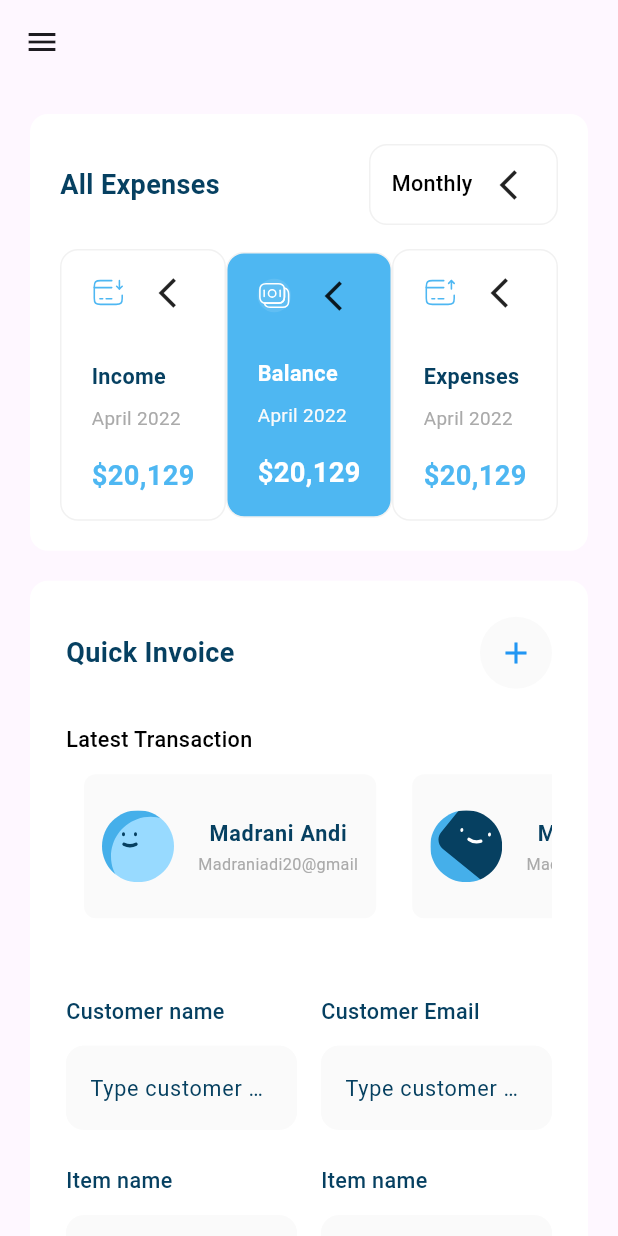
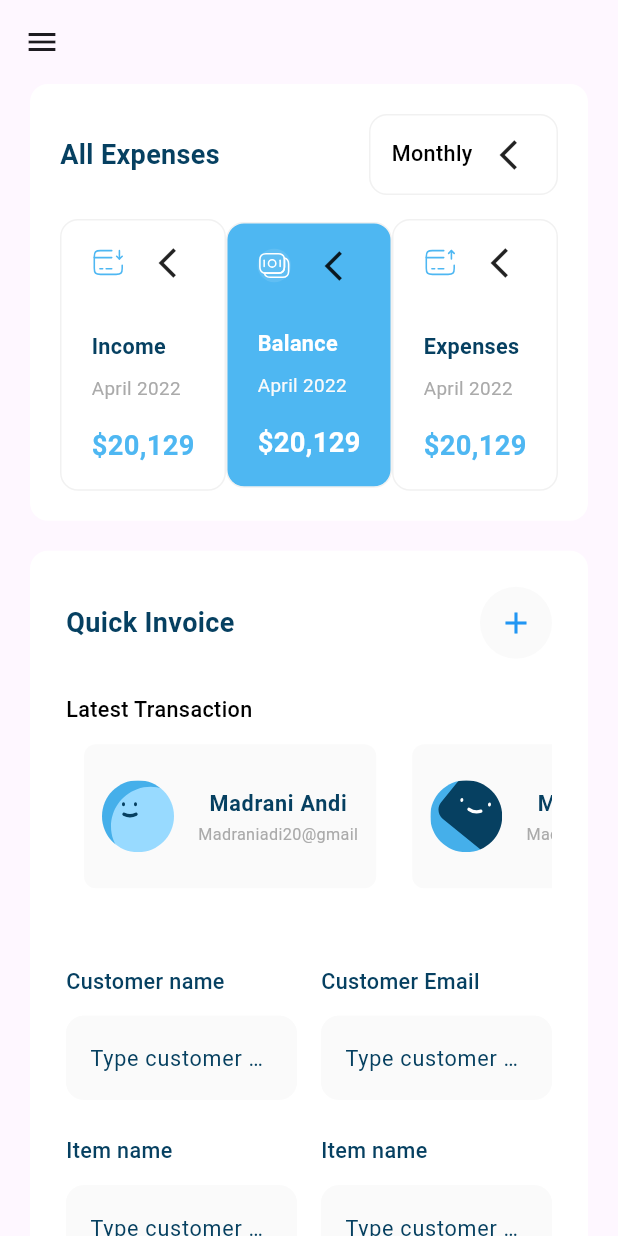
Before and after one commit to MahmoudElgaml/admin_dashboard, a Flutter app: the screen it shows after launch, after a tap on "Balance", on a phone screen of 412 x 824 dp. Run offline on Flutter 3.47's test engine with Material 3 defaults, Android fonts, the phone set to English and light mode, and no system bars; our stand-ins replace device_preview, expandable_page_view, fl_chart, flutter_svg; Roboto replaces fonts that are missing (Montserrat).

Commit message:
finish the Project

```diff
--- a/lib/main.dart
+++ b/lib/main.dart
@@ -1,11 +1,11 @@
 import 'package:device_preview/device_preview.dart';
-import 'package:flutter/foundation.dart';
 import 'package:flutter/material.dart';
 import 'package:res_adap/views/admin_dashboard_view.dart';
 
 void main() {
   runApp(
     DevicePreview(
+
       enabled:  true,
         builder:(context)=> const MyApp()), // Wrap your app
 
@@ -23,7 +23,7 @@ class MyApp extends StatelessWidget {
       locale: DevicePreview.locale(context),
       builder: DevicePreview.appBuilder,
       debugShowCheckedModeBanner: false,
-      home: AdminDashBoardView(),
+      home: const AdminDashBoardView(),
     );
   }
 }
--- a/lib/views/tablet_layout.dart
+++ b/lib/views/tablet_layout.dart
@@ -2,13 +2,8 @@ import 'package:flutter/cupertino.dart';
 import 'package:flutter/material.dart';
 import 'package:flutter/widgets.dart';
 import 'package:res_adap/widgets/drawer_widgets/drawer_body.dart';
-import 'package:res_adap/widgets/income_section/income_section_body.dart';
-import 'package:res_adap/widgets/middle_wiget.dart';
 import 'package:res_adap/widgets/mobile_layout.dart';
-import 'package:res_adap/widgets/my_card_section.dart';
-import 'package:res_adap/widgets/mycard_body/dotindicator_list.dart';
 
-import '../widgets/mycard_body/my_card_body.dart';
 
 class TabletLayout extends StatelessWidget {
   const TabletLayout({super.key});
@@ -16,6 +11,7 @@ class TabletLayout extends StatelessWidget {
   @override
   Widget build(BuildContext context) {
     return const Row(
+    //  crossAxisAlignment: CrossAxisAlignment.start,
       children: [
         Expanded(child: DrawerBody()),
         Expanded(
--- a/lib/widgets/all_expensive_widgets/all_expensive_body.dart
+++ b/lib/widgets/all_expensive_widgets/all_expensive_body.dart
@@ -7,7 +7,7 @@ import 'package:res_adap/widgets/custome_contanier.dart';
 import 'all_expensive_header.dart';
 
 class AllExpensiveBody extends StatefulWidget {
-  AllExpensiveBody({super.key});
+  const AllExpensiveBody({super.key});
 
   static const List<AllExpensiveItemModel> items = [
     AllExpensiveItemModel(
@@ -37,7 +37,7 @@ class _AllExpensiveBodyState extends State<AllExpensiveBody> {
   @override
   Widget build(BuildContext context) {
     return Padding(
-      padding: const EdgeInsets.all(20.0),
+      padding: const EdgeInsets.only(left: 20.0,right: 20,bottom: 20),
       child: CostumeContainer(
         padding: 20,
         child: Column(
--- a/lib/widgets/all_expensive_widgets/all_expensive_item.dart
+++ b/lib/widgets/all_expensive_widgets/all_expensive_item.dart
@@ -25,12 +25,17 @@ class AllExpensiveItemInActive extends StatelessWidget {
             AllExpensiveItemHeader(
               image: itemModel.image,
             ),
+
+
             const SizedBox(
               height: 34,
             ),
-            Text(
-              itemModel.title,
-              style: AppStyle.styleSemiBold16(context),
+            FittedBox(
+              fit: BoxFit.scaleDown,
+              child: Text(
+                itemModel.title,
+                style: AppStyle.styleSemiBold16(context),
+              ),
             ),
             const SizedBox(
               height: 8,
@@ -62,6 +67,8 @@ class AllExpensiveItemActive extends StatelessWidget {
   @override
   Widget build(BuildContext context) {
     return Container(
+
+
         padding: const EdgeInsets.symmetric(horizontal: 20, vertical: 16),
         decoration: ShapeDecoration(
           color: const Color(0xFF4EB7F2),
@@ -80,9 +87,12 @@ class AllExpensiveItemActive extends StatelessWidget {
             const SizedBox(
               height: 30,
             ),
-            Text(
-              itemModel.title,
-              style: AppStyle.styleSemiBold16(context).copyWith(color: Colors.white),
+            FittedBox(
+              fit: BoxFit.scaleDown,
+              child: Text(
+                itemModel.title,
+                style: AppStyle.styleSemiBold16(context).copyWith(color: Colors.white),
+              ),
             ),
             const SizedBox(
               height: 8,
--- a/lib/widgets/desktop_layout.dart
+++ b/lib/widgets/desktop_layout.dart
@@ -1,16 +1,7 @@
-import 'package:flutter/cupertino.dart';
 import 'package:flutter/material.dart';
-import 'package:flutter/widgets.dart';
-import 'package:res_adap/widgets/all_expensive_widgets/all_expensive_body.dart';
-import 'package:res_adap/widgets/custome_contanier.dart';
 import 'package:res_adap/widgets/drawer_widgets/drawer_body.dart';
-import 'package:res_adap/widgets/income_section/income_section_body.dart';
 import 'package:res_adap/widgets/middle_wiget.dart';
-import 'package:res_adap/widgets/my_card_section.dart';
-import 'package:res_adap/widgets/mycard_body/my_card_body.dart';
-import 'package:res_adap/widgets/quick_invoice_widgets/quick_invoice_body.dart';
 import 'package:res_adap/widgets/right_widgets.dart';
-import 'package:res_adap/widgets/transaction_history/transaction_history_body.dart';
 
 class DesktopLayout extends StatelessWidget {
   const DesktopLayout({super.key});
@@ -19,7 +10,8 @@ class DesktopLayout extends StatelessWidget {
   Widget build(BuildContext context) {
     return Container(
       color: Colors.white60,
-      child: const Row(
+      child:  const Row(
+        crossAxisAlignment: CrossAxisAlignment.start,
         children: [
            Expanded(
             child: DrawerBody(),
@@ -27,7 +19,10 @@ class DesktopLayout extends StatelessWidget {
           Expanded(
               flex: 5,
               child: SingleChildScrollView(
+                child: Padding(
+                  padding: EdgeInsets.only(top:20.0),
                   child: Row(
+                    crossAxisAlignment: CrossAxisAlignment.start,
                     children: [
                       Expanded(
                         flex: 3,
@@ -39,6 +34,7 @@ class DesktopLayout extends StatelessWidget {
                       )
                     ],
                   ),
+                ),
               ))
         ],
       ),
--- a/lib/widgets/drawer_widgets/drawer_body.dart
+++ b/lib/widgets/drawer_widgets/drawer_body.dart
@@ -13,21 +13,31 @@ class DrawerBody extends StatelessWidget {
   Widget build(BuildContext context) {
     return Container(
       color: Colors.white,
-      child: const SingleChildScrollView(
-        child: Column(
-          children: [
-            UserInfo(
+      child: const CustomScrollView(
+
+          slivers: [
+        SliverToBoxAdapter(
+          child: UserInfo(
             user: UserModel(
                 name: "Madrani Andi",
                 email: "Madraniadi20@gmail",
                 image: Assets.imagesAvatar2),
           ),
-            SizedBox(
+        ),
+        SliverToBoxAdapter(
+          child: SizedBox(
             height: 8,
           ),
+        ),
         DrawerItemList(),
-            SizedBox(
-              height: 48,
+        SliverFillRemaining(
+          hasScrollBody: false,
+          child: Column(
+            children: [
+              Expanded(
+                child: SizedBox(
+                  height: 40,
+                ),
               ),
               DrawerItem(
                 isActive: false,
@@ -45,6 +55,8 @@ class DrawerBody extends StatelessWidget {
             ],
           ),
         ),
+
+      ]),
     );
   }
 }
--- a/lib/widgets/drawer_widgets/drawer_item_list.dart
+++ b/lib/widgets/drawer_widgets/drawer_item_list.dart
@@ -23,7 +23,7 @@ class _DrawerItemListState extends State<DrawerItemList> {
 
   @override
   Widget build(BuildContext context) {
-    return ListView.builder(
+    return SliverList.builder(
       itemBuilder: (context, index) =>
           InkWell(
             onTap: () {
@@ -37,7 +37,7 @@ class _DrawerItemListState extends State<DrawerItemList> {
               isActive:selectedIndex==index,
             ),
           ),
-      shrinkWrap: true,
+
       itemCount: items.length,
     );
   }
--- a/lib/widgets/drawer_widgets/user_info.dart
+++ b/lib/widgets/drawer_widgets/user_info.dart
@@ -1,6 +1,5 @@
 import 'package:flutter/material.dart';
 import 'package:flutter_svg/flutter_svg.dart';
-import 'package:res_adap/generated/assets.dart';
 import 'package:res_adap/model/user_info_model.dart';
 import 'package:res_adap/utils/styles.dart';
 
--- a/lib/widgets/income_section/income_headr.dart
+++ b/lib/widgets/income_section/income_headr.dart
@@ -28,10 +28,10 @@ class IncomeHeader extends StatelessWidget {
                 "Monthly",
                 style: AppStyle.styleMedium16(context),
               ),
-              SizedBox(
+              const SizedBox(
                 width: 18,
               ),
-              Icon(Icons.arrow_back_ios_new)
+              const Icon(Icons.arrow_back_ios_new)
             ],
           ),
         ),
--- a/lib/widgets/income_section/income_section_body.dart
+++ b/lib/widgets/income_section/income_section_body.dart
@@ -1,4 +1,3 @@
-import 'package:fl_chart/fl_chart.dart';
 import 'package:flutter/cupertino.dart';
 import 'package:flutter/material.dart';
 import 'package:flutter/widgets.dart';
--- a/lib/widgets/middle_wiget.dart
+++ b/lib/widgets/middle_wiget.dart
@@ -7,10 +7,11 @@ class MiddleWidget extends StatelessWidget {
 
   @override
   Widget build(BuildContext context) {
-    return  Column(
+    return  const Column(
+     mainAxisAlignment: MainAxisAlignment.start,
       children: [
         AllExpensiveBody(),
-        const QuickInvoiceBody(),
+        QuickInvoiceBody(),
       ],
     );
   }
--- a/lib/widgets/my_card_section.dart
+++ b/lib/widgets/my_card_section.dart
@@ -9,7 +9,7 @@ class MyCardSection extends StatelessWidget {
 
   @override
   Widget build(BuildContext context) {
-    return CostumeContainer(
+    return const CostumeContainer(
       padding: 24,
       child: Column(
         children: [
--- a/lib/widgets/mycard_body/my_card_body.dart
+++ b/lib/widgets/mycard_body/my_card_body.dart
@@ -1,11 +1,7 @@
 import 'package:flutter/material.dart';
-import 'package:res_adap/model/card_model.dart';
 import 'package:res_adap/utils/styles.dart';
-import 'package:res_adap/widgets/custome_contanier.dart';
 import 'package:res_adap/widgets/mycard_body/card_pageview.dart';
-import 'package:res_adap/widgets/mycard_body/dot_indicator.dart';
 import 'package:res_adap/widgets/mycard_body/dotindicator_list.dart';
-import 'package:res_adap/widgets/mycard_body/the_card.dart';
 
 class MyCardBody extends StatefulWidget {
   const MyCardBody({super.key});
@@ -46,7 +42,7 @@ class _MyCardBodyState extends State<MyCardBody> {
           height: 20,
         ),
         CardPageView(pageController: pageController,),
-        SizedBox(height: 20,),
+        const SizedBox(height: 20,),
         DotIndicatorList(currentIndex: currentIndex)
 
       ],
--- a/lib/widgets/mycard_body/the_card.dart
+++ b/lib/widgets/mycard_body/the_card.dart
@@ -1,7 +1,4 @@
-import 'package:flutter/cupertino.dart';
 import 'package:flutter/material.dart';
-import 'package:flutter/widgets.dart';
-import 'package:flutter_svg/flutter_svg.dart';
 import 'package:res_adap/generated/assets.dart';
 import 'package:res_adap/model/card_model.dart';
 import 'package:res_adap/utils/styles.dart';
--- a/lib/widgets/quick_invoice_widgets/button_section.dart
+++ b/lib/widgets/quick_invoice_widgets/button_section.dart
@@ -1,6 +1,4 @@
-import 'package:flutter/cupertino.dart';
 import 'package:flutter/material.dart';
-import 'package:flutter/widgets.dart';
 import 'package:res_adap/utils/styles.dart';
 
 class ButtonSection extends StatelessWidget {
@@ -16,7 +14,7 @@ class ButtonSection extends StatelessWidget {
             child: Text(
               "Add more detail",
               style: AppStyle.styleSemiBold16(context).copyWith(
-                color: Color(0xff4EB7F2),
+                color: const Color(0xff4EB7F2),
               ),
             ),
           ),
--- a/lib/widgets/quick_invoice_widgets/costume_tiltletextfiled.dart
+++ b/lib/widgets/quick_invoice_widgets/costume_tiltletextfiled.dart
@@ -1,4 +1,3 @@
-import 'package:flutter/cupertino.dart';
 import 'package:flutter/material.dart';
 import 'package:res_adap/utils/styles.dart';
 
--- a/lib/widgets/quick_invoice_widgets/latest_transaction.dart
+++ b/lib/widgets/quick_invoice_widgets/latest_transaction.dart
@@ -1,5 +1,4 @@
 import 'package:flutter/material.dart';
-import 'package:flutter/widgets.dart';
 import 'package:res_adap/generated/assets.dart';
 import 'package:res_adap/model/user_info_model.dart';
 import 'package:res_adap/utils/styles.dart';
--- a/lib/widgets/quick_invoice_widgets/quickinvoice_header.dart
+++ b/lib/widgets/quick_invoice_widgets/quickinvoice_header.dart
@@ -9,7 +9,7 @@ class QuickInvoiceHeader extends StatelessWidget {
     return  Row(
       children: [
         Text("Quick Invoice",style: AppStyle.styleSemiBold20(context),),
-        Spacer(),
+        const Spacer(),
         Container(
           width: 48,
           height: 48,
@@ -17,7 +17,7 @@ class QuickInvoiceHeader extends StatelessWidget {
             color: Color(0xFFFAFAFA),
             shape: OvalBorder(),
           ),
-          child: Icon(Icons.add,color: Colors.blue,),
+          child: const Icon(Icons.add,color: Colors.blue,),
         )
       ],
     );
--- a/lib/widgets/transaction_history/transaction_history_body.dart
+++ b/lib/widgets/transaction_history/transaction_history_body.dart
@@ -1,12 +1,8 @@
-import 'package:flutter/cupertino.dart';
 import 'package:flutter/material.dart';
-import 'package:flutter/widgets.dart';
 import 'package:res_adap/utils/styles.dart';
-import 'package:res_adap/widgets/transaction_history/costume_transaction.dart';
 import 'package:res_adap/widgets/transaction_history/transaction_header.dart';
 import 'package:res_adap/widgets/transaction_history/transaction_list.dart';
 
-import '../../model/transaction_model.dart';
 
 class TransactionHistoryBody extends StatelessWidget {
   const TransactionHistoryBody({super.key});
```
Lines whose indentation alone changed are shown as unchanged.
